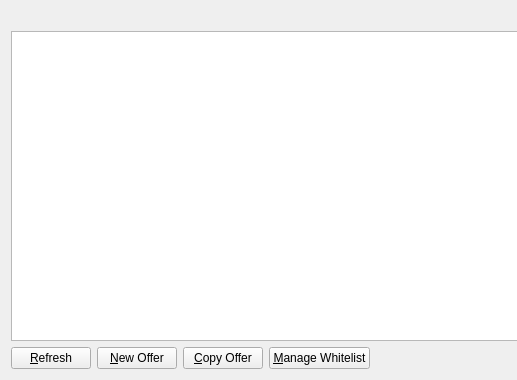
Before: the Qt Designer form src/qt/forms/myofferlistpage.ui in syscoin/syscoin1, drawn with Qt 5; both pictures show x 0 to 517 and y 0 to 380 of the 760 by 380 pixel window.
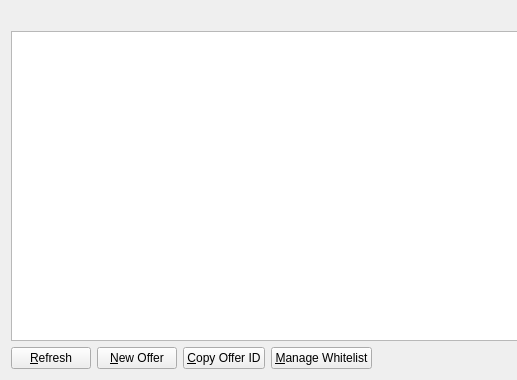
After: the same form once the commit is applied. Icons and pictures are not drawn.

Patch:
```diff
--- a/src/qt/forms/myofferlistpage.ui
+++ b/src/qt/forms/myofferlistpage.ui
@@ -91,7 +91,7 @@
         <string>Copy the currently selected alias to the system clipboard</string>
        </property>
        <property name="text">
-        <string>&amp;Copy Offer</string>
+        <string>&amp;Copy Offer ID</string>
        </property>
        <property name="icon">
         <iconset resource="../bitcoin.qrc">
```
